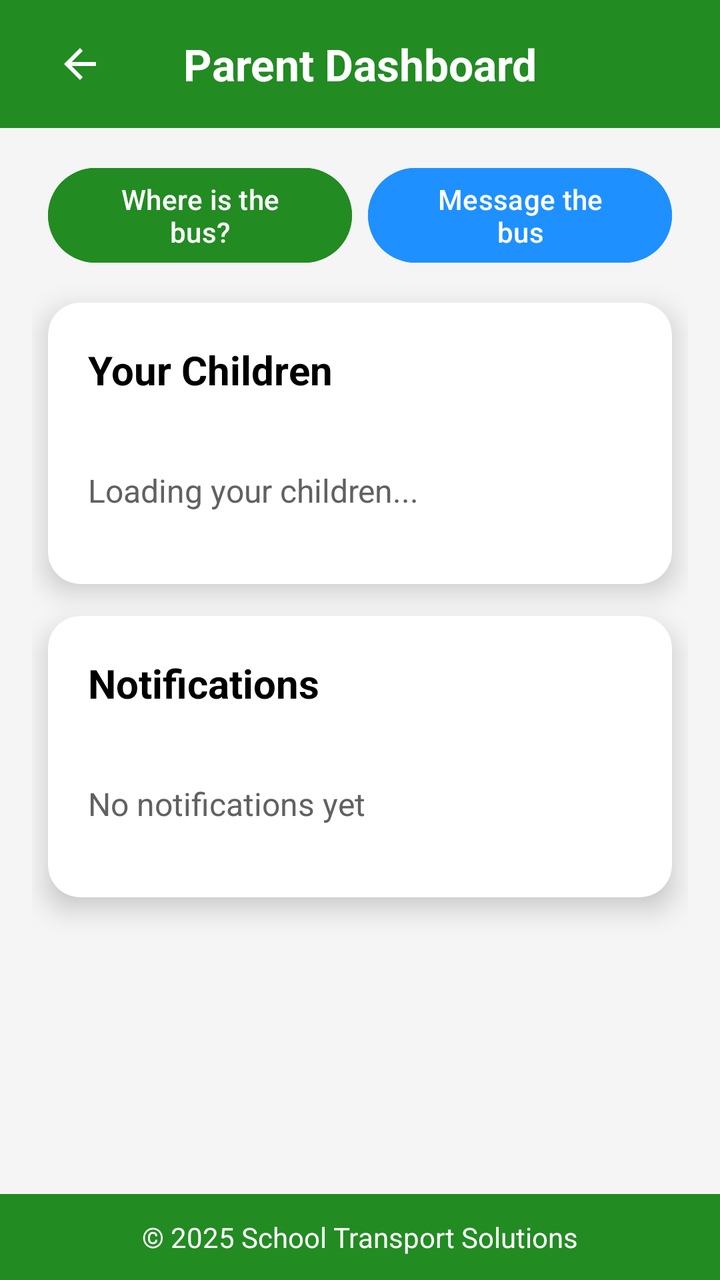
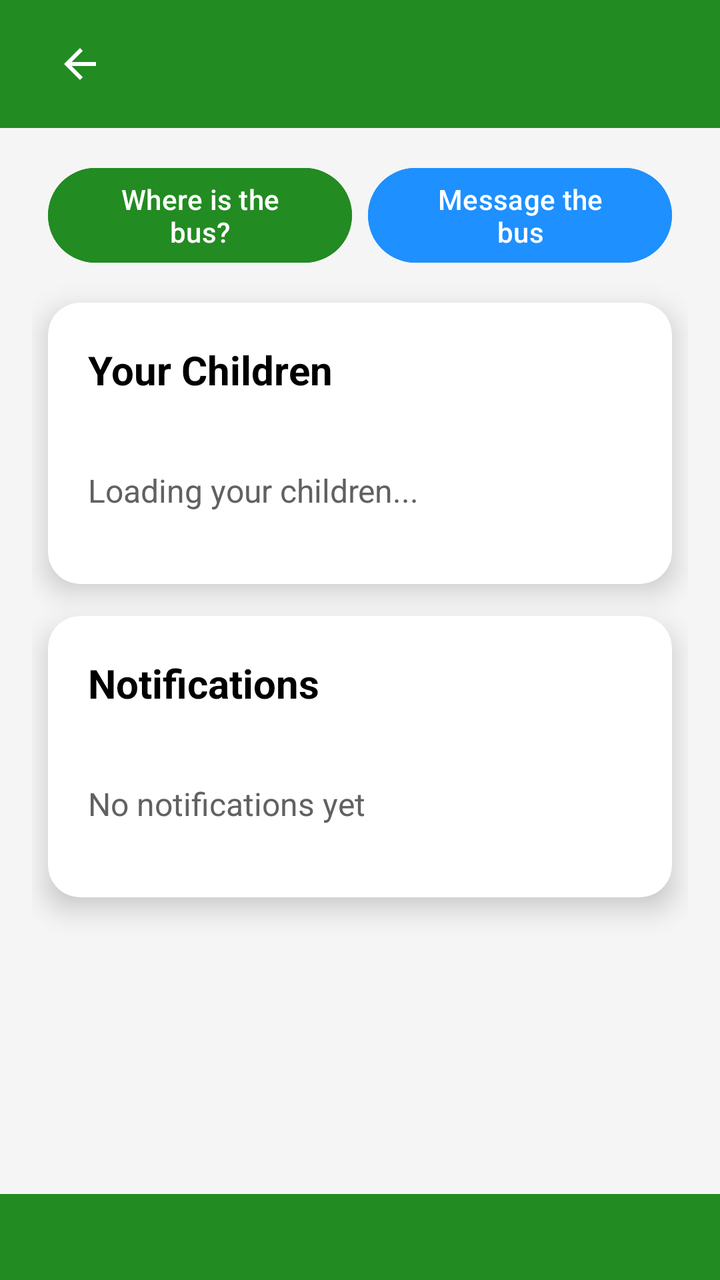

The first picture is an Android layout as it rendered before a commit; the second is the same layout after the commit. The layout source and the unified diff follow.
<!-- AndroidManifest.xml: application theme Theme.TransportApp -->
<!-- res/layout/activity_parent_landing.xml -->
<?xml version="1.0" encoding="utf-8"?>
<LinearLayout xmlns:android="http://schemas.android.com/apk/res/android"
    xmlns:app="http://schemas.android.com/apk/res-auto"
    android:layout_width="match_parent"
    android:layout_height="match_parent"
    android:background="#F5F5F5"
    android:orientation="vertical">

    
    <androidx.appcompat.widget.Toolbar
        android:layout_width="match_parent"
        android:layout_height="?attr/actionBarSize"
        android:background="@color/green"
        android:elevation="4dp"
        android:theme="@style/ThemeOverlay.AppCompat.Dark.ActionBar">

        <ImageButton
            android:layout_width="48dp"
            android:layout_height="48dp"
            android:layout_marginStart="12dp"
            android:background="@null"
            android:contentDescription="Back"
            android:src="@drawable/baseline_arrow_back_24"
            app:tint="@android:color/white" />

        <TextView
            android:layout_width="wrap_content"
            android:layout_height="wrap_content"
            android:layout_gravity="center"
            android:text="@string/parent"
            android:textColor="@android:color/white"
            android:textSize="22sp"
            android:textStyle="bold" />
    </androidx.appcompat.widget.Toolbar>

    
    <ScrollView
        android:layout_width="match_parent"
        android:layout_height="0dp"
        android:layout_weight="1"
        android:fillViewport="true">

        <LinearLayout
            android:layout_width="match_parent"
            android:layout_height="wrap_content"
            android:orientation="vertical"
            android:padding="16dp">

            
            <LinearLayout
                android:layout_width="match_parent"
                android:layout_height="wrap_content"
                android:layout_marginHorizontal="8dp"
                android:orientation="horizontal">

                <Button
                    android:id="@+id/whereIsBusButton"
                    android:layout_width="0dp"
                    android:layout_height="wrap_content"
                    android:layout_weight="1"
                    android:layout_marginEnd="4dp"
                    android:backgroundTint="@color/green"
                    android:text="Where is the bus?"
                    android:textColor="@android:color/white" />

                <Button
                    android:id="@+id/messageBusButton"
                    android:layout_width="0dp"
                    android:layout_height="wrap_content"
                    android:layout_weight="1"
                    android:layout_marginStart="4dp"
                    android:backgroundTint="@color/blue"
                    android:text="Message the bus"
                    android:textColor="@android:color/white" />
            </LinearLayout>

            <TextView
                android:id="@+id/busStatusText"
                android:layout_width="match_parent"
                android:layout_height="wrap_content"
                android:layout_marginHorizontal="8dp"
                android:layout_marginTop="4dp"
                android:textColor="#424242"
                android:textSize="14sp"
                android:visibility="gone" />

            
            <androidx.cardview.widget.CardView
                android:layout_width="match_parent"
                android:layout_height="wrap_content"
                android:layout_marginHorizontal="8dp"
                android:layout_marginTop="16dp"
                android:backgroundTint="@android:color/white"
                app:cardCornerRadius="16dp"
                app:cardElevation="8dp">

                <LinearLayout
                    android:layout_width="match_parent"
                    android:layout_height="wrap_content"
                    android:orientation="vertical"
                    android:padding="20dp">

                    <TextView
                        android:layout_width="wrap_content"
                        android:layout_height="wrap_content"
                        android:paddingBottom="12dp"
                        android:text="Your Children"
                        android:textColor="@android:color/black"
                        android:textSize="20sp"
                        android:textStyle="bold" />

                    <androidx.recyclerview.widget.RecyclerView
                        android:id="@+id/childRecyclerView"
                        android:layout_width="match_parent"
                        android:layout_height="wrap_content"
                        android:clipToPadding="false"
                        android:paddingBottom="8dp" />

                    <TextView
                        android:id="@+id/childEmptyText"
                        android:layout_width="match_parent"
                        android:layout_height="wrap_content"
                        android:paddingVertical="16dp"
                        android:text="Loading your children..."
                        android:textColor="#616161"
                        android:textSize="16sp" />
                </LinearLayout>
            </androidx.cardview.widget.CardView>

            
            <androidx.cardview.widget.CardView
                android:layout_width="match_parent"
                android:layout_height="wrap_content"
                android:layout_marginHorizontal="8dp"
                android:layout_marginTop="16dp"
                android:backgroundTint="@android:color/white"
                app:cardCornerRadius="16dp"
                app:cardElevation="8dp">

                <LinearLayout
                    android:layout_width="match_parent"
                    android:layout_height="wrap_content"
                    android:orientation="vertical"
                    android:padding="20dp">

                    <TextView
                        android:layout_width="wrap_content"
                        android:layout_height="wrap_content"
                        android:paddingBottom="12dp"
                        android:text="Notifications"
                        android:textColor="@android:color/black"
                        android:textSize="20sp"
                        android:textStyle="bold" />

                    <androidx.recyclerview.widget.RecyclerView
                        android:id="@+id/notificationRecyclerView"
                        android:layout_width="match_parent"
                        android:layout_height="wrap_content"
                        android:clipToPadding="false"
                        android:overScrollMode="always"
                        android:paddingBottom="8dp" />

                    <TextView
                        android:id="@+id/notificationEmptyText"
                        android:layout_width="match_parent"
                        android:layout_height="wrap_content"
                        android:paddingVertical="16dp"
                        android:text="No notifications yet"
                        android:textColor="#616161"
                        android:textSize="16sp" />
                </LinearLayout>
            </androidx.cardview.widget.CardView>
        </LinearLayout>
    </ScrollView>

    
    <LinearLayout
        android:layout_width="match_parent"
        android:layout_height="wrap_content"
        android:background="#228B22"
        android:gravity="center"
        android:paddingVertical="12dp">

        <TextView
            android:layout_width="wrap_content"
            android:layout_height="wrap_content"
            android:text="© 2025 School Transport Solutions"
            android:textColor="#FFFFFF"
            android:textSize="14sp" />
    </LinearLayout>
</LinearLayout>
<!-- resources referenced by this layout -->
<resources>
  <color name="blue">#1E90FF</color>
  <color name="green">#228B22</color>
  <!-- drawable baseline_arrow_back_24 (drawable) -->
  <vector xmlns:android="http://schemas.android.com/apk/res/android" android:autoMirrored="true" android:height="24dp" android:tint="#000000" android:viewportHeight="24" android:viewportWidth="24" android:width="24dp">
        
      <path android:fillColor="@android:color/white" android:pathData="M20,11H7.83l5.59,-5.59L12,4l-8,8 8,8 1.41,-1.41L7.83,13H20v-2z"/>
      
  </vector>
  <string name="parent">Parent Dashboard</string>
  <style name="Theme.TransportApp" parent="Base.Theme.TransportApp" />
  <style name="Base.Theme.TransportApp" parent="Theme.Material3.DayNight.NoActionBar">
          
          
      </style>
</resources>

<!-- the commit's change to res/layout/activity_parent_landing.xml (unified diff, before → after) -->
@@ -3,35 +3,14 @@
     xmlns:app="http://schemas.android.com/apk/res-auto"
     android:layout_width="match_parent"
     android:layout_height="match_parent"
-    android:background="#F5F5F5"
+    android:background="@color/screen_background"
     android:orientation="vertical">
 
     
-    <androidx.appcompat.widget.Toolbar
+    <include
+        layout="@layout/toolbar"
         android:layout_width="match_parent"
-        android:layout_height="?attr/actionBarSize"
-        android:background="@color/green"
-        android:elevation="4dp"
-        android:theme="@style/ThemeOverlay.AppCompat.Dark.ActionBar">
-
-        <ImageButton
-            android:layout_width="48dp"
-            android:layout_height="48dp"
-            android:layout_marginStart="12dp"
-            android:background="@null"
-            android:contentDescription="Back"
-            android:src="@drawable/baseline_arrow_back_24"
-            app:tint="@android:color/white" />
-
-        <TextView
-            android:layout_width="wrap_content"
-            android:layout_height="wrap_content"
-            android:layout_gravity="center"
-            android:text="@string/parent"
-            android:textColor="@android:color/white"
-            android:textSize="22sp"
-            android:textStyle="bold" />
-    </androidx.appcompat.widget.Toolbar>
+        android:layout_height="?attr/actionBarSize" />
 
     
     <ScrollView
@@ -60,7 +39,7 @@
                     android:layout_weight="1"
                     android:layout_marginEnd="4dp"
                     android:backgroundTint="@color/green"
-                    android:text="Where is the bus?"
+                    android:text="@string/where_is_the_bus"
                     android:textColor="@android:color/white" />
 
                 <Button
@@ -70,7 +49,7 @@
                     android:layout_weight="1"
                     android:layout_marginStart="4dp"
                     android:backgroundTint="@color/blue"
-                    android:text="Message the bus"
+                    android:text="@string/message_the_bus"
                     android:textColor="@android:color/white" />
             </LinearLayout>
 
@@ -80,12 +59,12 @@
                 android:layout_height="wrap_content"
                 android:layout_marginHorizontal="8dp"
                 android:layout_marginTop="4dp"
-                android:textColor="#424242"
+                android:textColor="@color/text_dark"
                 android:textSize="14sp"
                 android:visibility="gone" />
 
             
-            <androidx.cardview.widget.CardView
+            <com.google.android.material.card.MaterialCardView
                 android:layout_width="match_parent"
                 android:layout_height="wrap_content"
                 android:layout_marginHorizontal="8dp"
@@ -104,7 +83,7 @@
                         android:layout_width="wrap_content"
                         android:layout_height="wrap_content"
                         android:paddingBottom="12dp"
-                        android:text="Your Children"
+                        android:text="@string/your_children"
                         android:textColor="@android:color/black"
                         android:textSize="20sp"
                         android:textStyle="bold" />
@@ -121,14 +100,14 @@
                         android:layout_width="match_parent"
                         android:layout_height="wrap_content"
                         android:paddingVertical="16dp"
-                        android:text="Loading your children..."
-                        android:textColor="#616161"
+                        android:text="@string/loading_your_children"
+                        android:textColor="@color/text_secondary"
                         android:textSize="16sp" />
                 </LinearLayout>
-            </androidx.cardview.widget.CardView>
+            </com.google.android.material.card.MaterialCardView>
 
             
-            <androidx.cardview.widget.CardView
+            <com.google.android.material.card.MaterialCardView
                 android:layout_width="match_parent"
                 android:layout_height="wrap_content"
                 android:layout_marginHorizontal="8dp"
@@ -147,7 +126,7 @@
                         android:layout_width="wrap_content"
                         android:layout_height="wrap_content"
                         android:paddingBottom="12dp"
-                        android:text="Notifications"
+                        android:text="@string/notifications"
                         android:textColor="@android:color/black"
                         android:textSize="20sp"
                         android:textStyle="bold" />
@@ -165,27 +144,63 @@
                         android:layout_width="match_parent"
                         android:layout_height="wrap_content"
                         android:paddingVertical="16dp"
-                        android:text="No notifications yet"
-                        android:textColor="#616161"
+                        android:text="@string/no_notifications_yet"
+                        android:textColor="@color/text_secondary"
                         android:textSize="16sp" />
                 </LinearLayout>
-            </androidx.cardview.widget.CardView>
+            </com.google.android.material.card.MaterialCardView>
         </LinearLayout>
     </ScrollView>
 
     
-    <LinearLayout
+    <include
+        layout="@layout/footer"
         android:layout_width="match_parent"
+        android:layout_height="wrap_content" />
+</LinearLayout>
+<!-- res/layout/toolbar.xml (included above) -->
+<?xml version="1.0" encoding="utf-8"?>
+<com.google.android.material.appbar.MaterialToolbar xmlns:android="http://schemas.android.com/apk/res/android"
+    xmlns:app="http://schemas.android.com/apk/res-auto"
+    android:id="@+id/toolbar"
+    android:layout_width="match_parent"
+    android:layout_height="?attr/actionBarSize"
+    android:background="@color/green"
+    android:elevation="4dp"
+    android:theme="@style/ThemeOverlay.AppCompat.Dark.ActionBar">
+
+    <ImageButton
+        android:id="@+id/backButton"
+        android:layout_width="48dp"
+        android:layout_height="48dp"
+        android:layout_marginStart="12dp"
+        android:background="@null"
+        android:contentDescription="@string/back_button_desc"
+        android:src="@drawable/baseline_arrow_back_24"
+        app:tint="@android:color/white" />
+
+    <TextView
+        android:id="@+id/toolbar_title"
+        android:layout_width="wrap_content"
         android:layout_height="wrap_content"
-        android:background="#228B22"
-        android:gravity="center"
-        android:paddingVertical="12dp">
-
-        <TextView
-            android:layout_width="wrap_content"
-            android:layout_height="wrap_content"
-            android:text="© 2025 School Transport Solutions"
-            android:textColor="#FFFFFF"
-            android:textSize="14sp" />
-    </LinearLayout>
+        android:layout_gravity="center"
+        android:textColor="@android:color/white"
+        android:textSize="22sp"
+        android:textStyle="bold" />
+</com.google.android.material.appbar.MaterialToolbar>
+<!-- res/layout/footer.xml (included above) -->
+<?xml version="1.0" encoding="utf-8"?>
+<LinearLayout xmlns:android="http://schemas.android.com/apk/res/android"
+    android:layout_width="match_parent"
+    android:layout_height="wrap_content"
+    android:background="@color/green"
+    android:gravity="center"
+    android:paddingVertical="12dp">
+
+    <TextView
+        android:id="@+id/footer_text"
+        android:layout_width="wrap_content"
+        android:layout_height="wrap_content"
+        android:textColor="@android:color/white"
+        android:textSize="14sp" />
 </LinearLayout>
<!-- resource entries referenced after the edit -->
@@ -2,17 +2,34 @@
 <resources>
   <color name="blue">#1E90FF</color>
   <color name="green">#228B22</color>
+  <color name="screen_background">#F5F5F5</color>
+  <color name="text_dark">#424242</color>
+  <color name="text_secondary">#616161</color>
   <!-- drawable baseline_arrow_back_24 (drawable) -->
   <vector xmlns:android="http://schemas.android.com/apk/res/android" android:autoMirrored="true" android:height="24dp" android:tint="#000000" android:viewportHeight="24" android:viewportWidth="24" android:width="24dp">
         
       <path android:fillColor="@android:color/white" android:pathData="M20,11H7.83l5.59,-5.59L12,4l-8,8 8,8 1.41,-1.41L7.83,13H20v-2z"/>
       
   </vector>
-  <string name="parent">Parent Dashboard</string>
+  <string name="back_button_desc">Navigate back</string>
+  <string name="loading_your_children">Loading your children...</string>
+  <string name="message_the_bus">Message the bus</string>
+  <string name="no_notifications_yet">No notifications yet</string>
+  <string name="notifications">Notifications</string>
+  <string name="where_is_the_bus">Where is the bus?</string>
+  <string name="your_children">Your Children</string>
   <style name="Theme.TransportApp" parent="Base.Theme.TransportApp" />
   <style name="Base.Theme.TransportApp" parent="Theme.Material3.DayNight.NoActionBar">
           
+          <item name="colorPrimary">@color/green</item>
+          <item name="colorOnPrimary">@color/white</item>
+          <item name="colorSecondary">@color/accent_orange</item>
+          <item name="colorOnSecondary">@color/black</item>
           
+          <item name="materialCardViewStyle">@style/Widget.Material3.CardView.Elevated</item>
       </style>
+  <color name="white">#FFFFFFFF</color>
+  <color name="accent_orange">#FF9800</color>
+  <color name="black">#FF000000</color>
 </resources>
 
